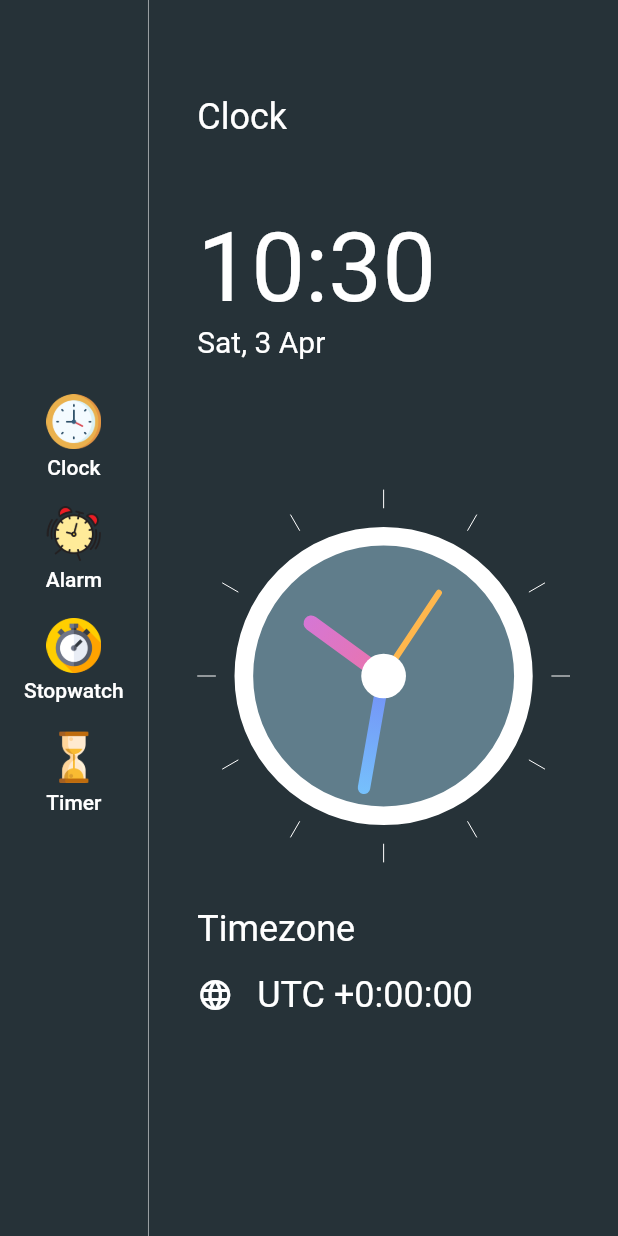
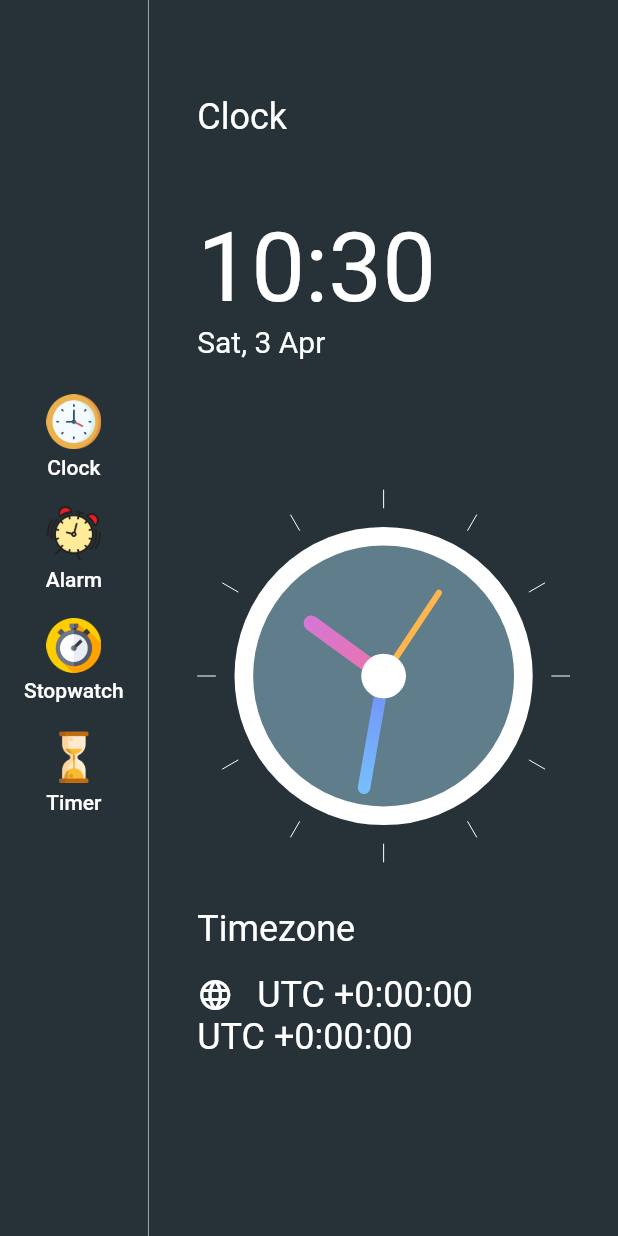
Before and after one commit to m-tanik/flutter-clock, a Flutter app: the screen it shows after launch, on a phone screen of 412 x 824 dp. Run offline on Flutter 3.47's test engine with Material 2 defaults, Android fonts, the phone set to English and light mode, and no system bars.

Commit message:
added text after text

```diff
--- a/lib/homepage.dart
+++ b/lib/homepage.dart
@@ -109,6 +109,10 @@ class _HomePageState extends State<HomePage> {
                             ),
                           ],
                         ),
+                        Text(
+                          'UTC ' + offsetSign + timezoneString,
+                          style: TextStyle(color: Colors.white, fontSize: 24.0),
+                        ),
                       ],
                     ),
                   ),
```
